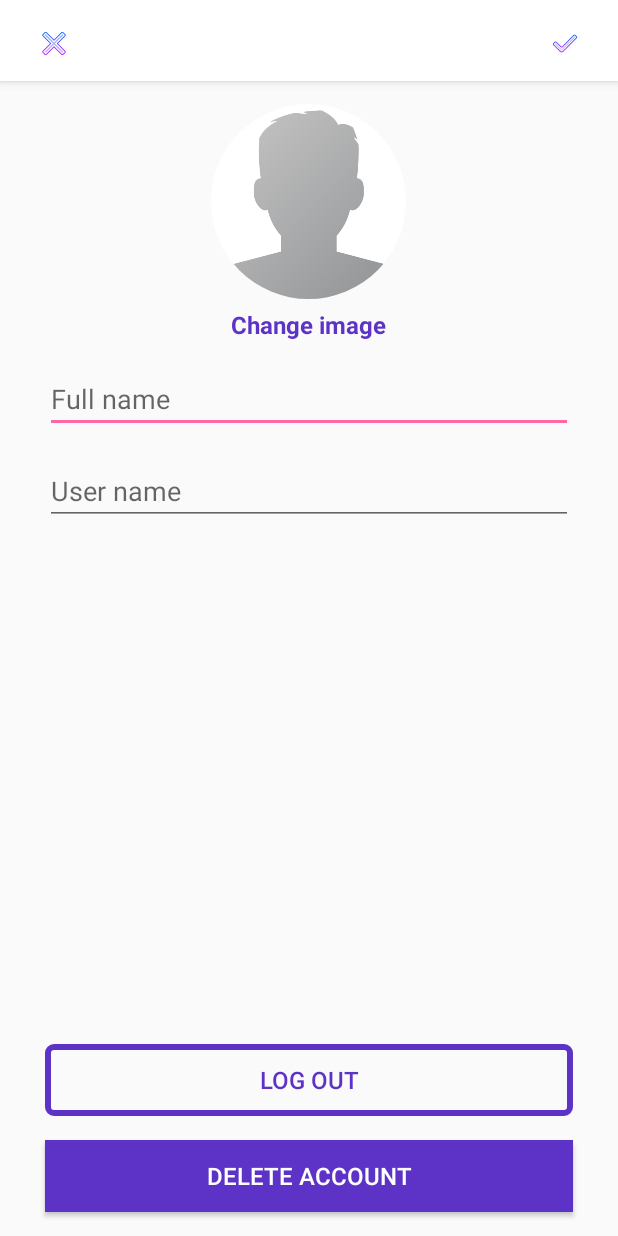
After one commit to hiru-vn/InstagramCloneApp, an Android app: the AccountSettingActivity screen opened directly, with no data from a screen before it, on a phone screen of 412 x 824 dp. The commit adds this screen. Run offline under Robolectric (Android 15) with nearby library versions, the phone set to English and light mode, and no system bars; our stand-ins replace CircleImageView.

Commit message:
add Account setting UI

```diff
--- a/app/src/main/AndroidManifest.xml
+++ b/app/src/main/AndroidManifest.xml
@@ -9,6 +9,8 @@
             android:roundIcon="@mipmap/ic_launcher_round"
             android:supportsRtl="true"
             android:theme="@style/AppTheme">
+        <activity android:name=".AccountSettingActivity">
+        </activity>
         <activity
                 android:name=".MainActivity"
                 android:label="@string/app_name">
--- /dev/null
+++ b/app/src/main/java/com/example/instagramcloneapp/AccountSettingActivity.kt
@@ -0,0 +1,12 @@
+package com.example.instagramcloneapp
+
+import androidx.appcompat.app.AppCompatActivity
+import android.os.Bundle
+
+class AccountSettingActivity : AppCompatActivity() {
+
+    override fun onCreate(savedInstanceState: Bundle?) {
+        super.onCreate(savedInstanceState)
+        setContentView(R.layout.activity_account_setting)
+    }
+}
--- a/app/src/main/java/com/example/instagramcloneapp/Fragments/ProfileFragment.kt
+++ b/app/src/main/java/com/example/instagramcloneapp/Fragments/ProfileFragment.kt
@@ -1,13 +1,16 @@
 package com.example.instagramcloneapp.Fragments
 
 
+import android.content.Intent
 import android.os.Bundle
 import androidx.fragment.app.Fragment
 import android.view.LayoutInflater
 import android.view.View
 import android.view.ViewGroup
+import com.example.instagramcloneapp.AccountSettingActivity
 
 import com.example.instagramcloneapp.R
+import kotlinx.android.synthetic.main.fragment_profile.view.*
 
 // TODO: Rename parameter arguments, choose names that match
 // the fragment initialization parameters, e.g. ARG_ITEM_NUMBER
@@ -25,7 +28,11 @@ class ProfileFragment : Fragment() {
         savedInstanceState: Bundle?
     ): View? {
         // Inflate the layout for this fragment
-        return inflater.inflate(R.layout.fragment_profile, container, false)
+        val view = inflater.inflate(R.layout.fragment_profile, container, false)
+        view.profile_btn_edit.setOnClickListener{
+            startActivity(Intent(context, AccountSettingActivity::class.java))
+        }
+        return view
     }
 
 
--- /dev/null
+++ b/app/src/main/res/layout/activity_account_setting.xml
@@ -0,0 +1,102 @@
+<?xml version="1.0" encoding="utf-8"?>
+<RelativeLayout
+        xmlns:android="http://schemas.android.com/apk/res/android"
+        xmlns:tools="http://schemas.android.com/tools"
+        xmlns:app="http://schemas.android.com/apk/res-auto"
+        android:layout_width="match_parent"
+        android:layout_height="match_parent"
+        tools:context=".AccountSettingActivity">
+    <com.google.android.material.appbar.AppBarLayout
+            android:id="@+id/profile_app_bar_layout"
+            android:background="@android:color/white"
+            android:layout_width="match_parent"
+            android:layout_height="wrap_content">
+        <androidx.appcompat.widget.Toolbar
+                android:id="@+id/profile_toolbar"
+                android:layout_marginTop="4dp"
+                android:layout_marginLeft="10dp"
+                android:layout_marginRight="10dp"
+                android:background="@android:color/white"
+                android:layout_width="match_parent"
+                android:layout_height="50dp">
+            <RelativeLayout android:layout_width="match_parent" android:layout_height="wrap_content">
+                <ImageView android:layout_width="20dp"
+                           android:id="@+id/profile_close_btn"
+                           android:layout_alignParentStart="true"
+                           android:src="@drawable/close"
+                           android:layout_height="30dp"/>
+                <ImageView android:layout_width="20dp"
+                           android:id="@+id/profile_save_btn"
+                           android:layout_alignParentEnd="true"
+                           android:layout_marginRight="15dp"
+                           android:src="@drawable/save_edited_info"
+                           android:layout_height="30dp"/>
+            </RelativeLayout>
+        </androidx.appcompat.widget.Toolbar>
+    </com.google.android.material.appbar.AppBarLayout>
+
+    <de.hdodenhof.circleimageview.CircleImageView
+            android:id="@+id/profile_img_view_frag_profile"
+            android:layout_width="130dp"
+            android:layout_below = "@+id/profile_app_bar_layout"
+            android:layout_marginTop="15dp"
+            android:src="@drawable/profile"
+            android:layout_centerHorizontal="true"
+            android:layout_height="130dp"/>
+    <TextView
+            android:id="@+id/tv_change_image_frag_profile"
+            android:layout_below="@+id/profile_img_view_frag_profile"
+            android:text="Change image"
+            android:textStyle="bold"
+            android:textSize="16sp"
+            android:textColor="@color/colorPrimary"
+            android:layout_marginTop="6dp"
+            android:layout_width="wrap_content"
+            android:layout_centerHorizontal="true"
+            android:layout_height="wrap_content"/>
+    <EditText
+            android:id="@+id/text_full_name_frag_profile"
+            android:layout_below="@+id/tv_change_image_frag_profile"
+            android:layout_marginLeft="30dp"
+            android:hint="Full name"
+            android:inputType="text"
+            android:layout_marginRight="30dp"
+            android:layout_marginTop="16dp"
+            android:layout_width="match_parent"
+            android:layout_height="wrap_content"/>
+    <EditText
+            android:id="@+id/text_username_frag_profile"
+            android:layout_below="@+id/text_full_name_frag_profile"
+            android:layout_marginLeft="30dp"
+            android:inputType="text"
+            android:hint="User name"
+            android:layout_marginRight="30dp"
+            android:layout_marginTop="16dp"
+            android:layout_width="match_parent"
+            android:layout_height="wrap_content"/>
+    <Button
+        android:text="Log out"
+        android:id="@+id/logout_btn_frag_profile"
+        android:layout_above="@+id/delete_btn_frag_profile"
+        android:layout_marginLeft="30dp"
+        android:layout_marginRight="30dp"
+        android:layout_marginTop="16dp"
+        android:textColor="@color/colorPrimary"
+        android:background="@drawable/button_black_background"
+        android:textSize="16sp"
+        android:layout_width="match_parent"
+        android:layout_height="wrap_content"/>
+    <Button
+            android:text="Delete account"
+            android:layout_alignParentBottom="true"
+            android:id="@+id/delete_btn_frag_profile"
+            android:layout_marginLeft="30dp"
+            android:layout_marginBottom="16dp"
+            android:textColor="@android:color/white"
+            android:textSize="16sp"
+            android:background="@color/colorPrimary"
+            android:layout_marginRight="30dp"
+            android:layout_marginTop="16dp"
+            android:layout_width="match_parent"
+            android:layout_height="wrap_content"/>
+</RelativeLayout>
```
